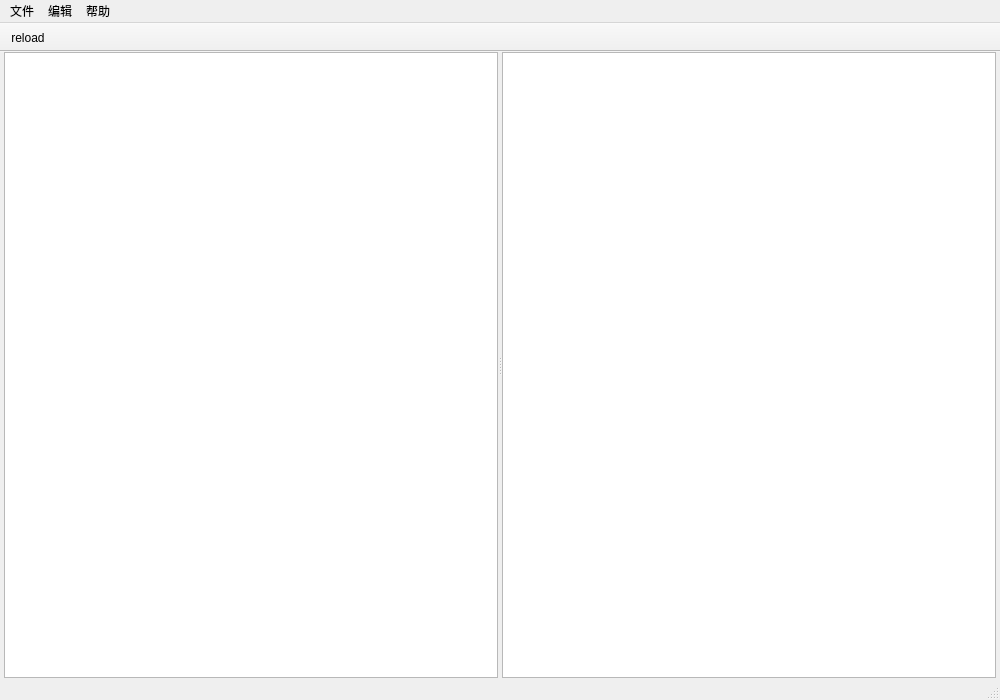
Old version of the form mainwindow.ui in the repository sonichy/HTYMD.
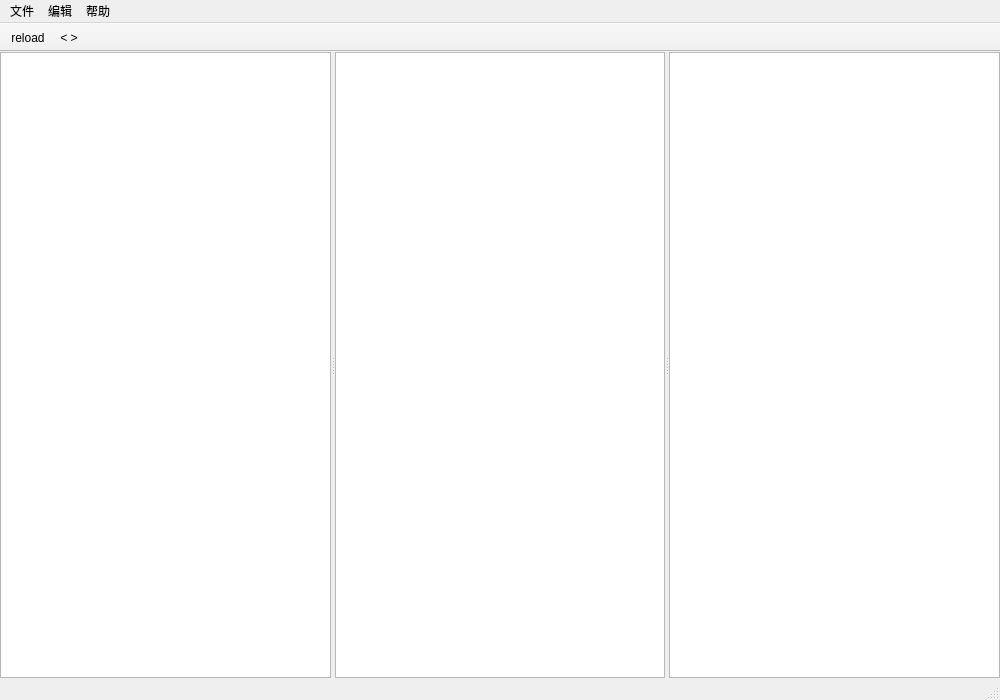
New version of the form. Icons and pictures are not drawn.

Commit message: 增加HTML源码查看分栏

```diff
--- a/mainwindow.ui
+++ b/mainwindow.ui
@@ -21,15 +21,18 @@
     <normaloff>:/icon.svg</normaloff>:/icon.svg</iconset>
   </property>
   <widget class="QWidget" name="centralWidget">
-   <layout class="QHBoxLayout" name="horizontalLayout">
+   <layout class="QVBoxLayout" name="verticalLayout">
+    <property name="spacing">
+     <number>0</number>
+    </property>
     <property name="leftMargin">
-     <number>4</number>
+     <number>0</number>
     </property>
     <property name="topMargin">
      <number>0</number>
     </property>
     <property name="rightMargin">
-     <number>4</number>
+     <number>0</number>
     </property>
     <property name="bottomMargin">
      <number>0</number>
@@ -45,6 +48,11 @@
         <bool>false</bool>
        </property>
       </widget>
+      <widget class="QTextBrowser" name="textBrowser_HTML">
+       <property name="enabled">
+        <bool>true</bool>
+       </property>
+      </widget>
      </widget>
     </item>
    </layout>
@@ -102,6 +110,7 @@
     <bool>false</bool>
    </attribute>
    <addaction name="actionReload"/>
+   <addaction name="actionViewHTML"/>
   </widget>
   <widget class="QStatusBar" name="statusBar"/>
   <action name="action_open">
@@ -203,6 +212,20 @@
     <string>Ctrl+Shift+H</string>
    </property>
   </action>
+  <action name="actionViewHTML">
+   <property name="checkable">
+    <bool>true</bool>
+   </property>
+   <property name="text">
+    <string>&lt; &gt;</string>
+   </property>
+   <property name="toolTip">
+    <string>&lt; &gt;</string>
+   </property>
+   <property name="shortcut">
+    <string>Ctrl+H</string>
+   </property>
+  </action>
  </widget>
  <layoutdefault spacing="6" margin="11"/>
  <resources>
```
Left out of the diff: 2 changed lines with no effect on the pictures. The commit also changes 5 other files.
